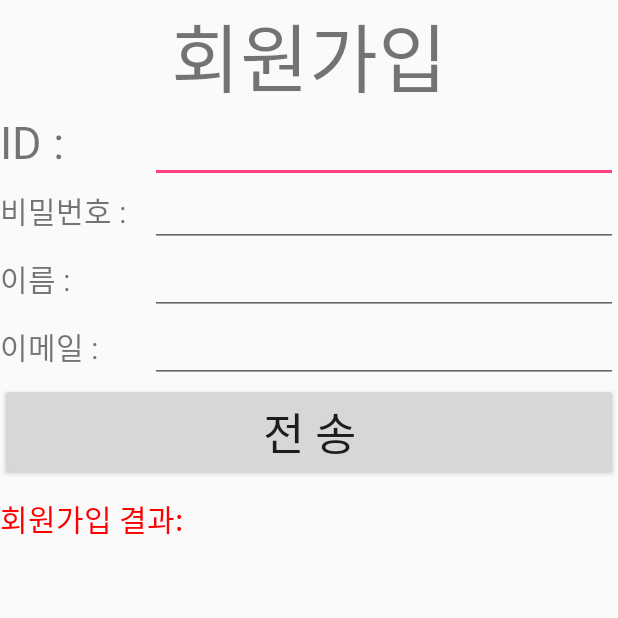
After one commit to pakjkwan/MyApp2, an Android app: the SignupActivity screen opened directly, with no data from a screen before it, on a phone screen of 412 x 824 dp, the top half of it. The commit adds this screen. Run offline under Robolectric (Android 15) with nearby library versions, the phone set to English and light mode, and no system bars.

Commit message:
서비스 구축 중 ...

```diff
--- a/app/src/main/java/com/hanbit/user/myapp2/main/MainActivity.java
+++ b/app/src/main/java/com/hanbit/user/myapp2/main/MainActivity.java
@@ -8,6 +8,7 @@ import android.widget.Button;
 
 import com.hanbit.user.myapp2.R;
 import com.hanbit.user.myapp2.kaup.KaupActivity;
+import com.hanbit.user.myapp2.signup.SignupActivity;
 
 public class MainActivity extends Activity implements View.OnClickListener{
     @Override
@@ -17,6 +18,7 @@ public class MainActivity extends Activity implements View.OnClickListener{
         ((Button) findViewById(R.id.btKaup)).setOnClickListener(this);
         ((Button) findViewById(R.id.btCalc)).setOnClickListener(this);
         ((Button) findViewById(R.id.btLogin)).setOnClickListener(this);
+        ((Button) findViewById(R.id.btSignup)).setOnClickListener(this);
     }
     @Override
     public void onClick(View v) {
@@ -30,6 +32,9 @@ public class MainActivity extends Activity implements View.OnClickListener{
             case R.id.btLogin:
                 startActivity(new Intent(this, KaupActivity.class));
                 break;
+            case R.id.btSignup:
+                startActivity(new Intent(this, SignupActivity.class));
+                break;
         }
     }
 }
--- /dev/null
+++ b/app/src/main/java/com/hanbit/user/myapp2/member/MemberService.java
@@ -0,0 +1,11 @@
+package com.hanbit.user.myapp2.member;
+
+/**
+ * Created by USER on 2016-06-11.
+ */
+public interface MemberService {
+    public String signup(MemberBean member);
+    public MemberBean login(MemberBean member);
+    public MemberBean update(MemberBean member);
+    public String delete(MemberBean member);
+}
--- /dev/null
+++ b/app/src/main/java/com/hanbit/user/myapp2/signup/SignupActivity.java
@@ -0,0 +1,49 @@
+package com.hanbit.user.myapp2.signup;
+
+import android.app.Activity;
+import android.os.Bundle;
+import android.view.View;
+import android.widget.Button;
+import android.widget.EditText;
+import android.widget.TextView;
+
+import com.hanbit.user.myapp2.R;
+import com.hanbit.user.myapp2.member.MemberBean;
+import com.hanbit.user.myapp2.member.MemberDAO;
+import com.hanbit.user.myapp2.member.MemberServiceImpl;
+import com.hanbit.user.myapp2.member.MemberService;
+
+import java.lang.reflect.Member;
+
+public class SignupActivity extends Activity implements View.OnClickListener{
+    EditText etID,etPW,etName,etEmail;
+    TextView textResult;
+    @Override
+    protected void onCreate(Bundle savedInstanceState) {
+        super.onCreate(savedInstanceState);
+        setContentView(R.layout.activity_signup);
+        etName = (EditText) findViewById(R.id.etName);
+        etID = (EditText) findViewById(R.id.etID);
+        etPW = (EditText) findViewById(R.id.etPW);
+        etEmail = (EditText) findViewById(R.id.etEmail);
+        textResult = (TextView) findViewById(R.id.textResult);
+        ((Button)findViewById(R.id.btSignup)).setOnClickListener(this);
+    }
+
+    @Override
+    public void onClick(View v) {
+        String name = etName.getText().toString();
+        String id = etID.getText().toString();
+        String pw = etPW.getText().toString();
+        String email = etEmail.getText().toString();
+        MemberBean member = new MemberBean();
+        MemberService service = new MemberServiceImpl();
+        MemberDAO dao = new MemberDAO(this.getApplicationContext());
+        member.setId(id);
+        member.setPw(pw);
+        member.setName(name);
+        member.setEmail(email);
+        String msg = dao.signup(member);
+        textResult.setText("회원가입 결과 : "+msg);
+    }
+}
--- a/app/src/main/res/layout/activity_main.xml
+++ b/app/src/main/res/layout/activity_main.xml
@@ -18,4 +18,9 @@
         android:layout_height="wrap_content"
         android:text="로그인"
         android:id="@+id/btLogin"/>
+    <Button
+        android:layout_width="match_parent"
+        android:layout_height="wrap_content"
+        android:text="회원가입"
+        android:id="@+id/btSignup"/>
 </LinearLayout>
--- /dev/null
+++ b/app/src/main/res/layout/activity_signup.xml
@@ -0,0 +1,84 @@
+<?xml version="1.0" encoding="utf-8"?>
+<LinearLayout android:layout_width="match_parent"
+    android:layout_height="match_parent"
+    android:orientation="vertical"
+    xmlns:android="http://schemas.android.com/apk/res/android">
+    <TextView
+        android:layout_width="match_parent"
+        android:layout_height="wrap_content"
+        android:text="회원가입"
+        android:gravity="center_horizontal"
+        android:textSize="50dp"/>
+    <LinearLayout
+        android:layout_width="match_parent"
+        android:layout_height="wrap_content"
+        android:orientation="horizontal">
+        <TextView
+            android:layout_width="100dp"
+            android:layout_height="wrap_content"
+            android:textSize="30dp"
+            android:text="ID : "/>
+        <EditText
+            android:layout_width="match_parent"
+            android:layout_height="wrap_content"
+            android:id="@+id/etID"/>
+    </LinearLayout>
+    <LinearLayout
+        android:layout_width="match_parent"
+        android:layout_height="wrap_content"
+        android:orientation="horizontal">
+        <TextView
+            android:layout_width="100dp"
+            android:layout_height="wrap_content"
+            android:textSize="20dp"
+            android:text="비밀번호 : "/>
+        <EditText
+            android:layout_width="match_parent"
+            android:layout_height="wrap_content"
+            android:id="@+id/etPW"/>
+        </LinearLayout>
+    <LinearLayout
+        android:layout_width="match_parent"
+        android:layout_height="wrap_content"
+        android:orientation="horizontal">
+        <TextView
+            android:layout_width="100dp"
+            android:layout_height="wrap_content"
+            android:textSize="20dp"
+            android:text="이름 : "/>
+        <EditText
+            android:layout_width="match_parent"
+            android:layout_height="wrap_content"
+            android:id="@+id/etName"/>
+    </LinearLayout>
+
+    <LinearLayout
+        android:layout_width="match_parent"
+        android:layout_height="wrap_content"
+        android:orientation="horizontal">
+        <TextView
+            android:layout_width="100dp"
+            android:layout_height="wrap_content"
+            android:textSize="20dp"
+            android:text="이메일 : "/>
+        <EditText
+            android:layout_width="match_parent"
+            android:layout_height="wrap_content"
+            android:id="@+id/etEmail"/>
+    </LinearLayout>
+    <Button
+        android:layout_width="match_parent"
+        android:layout_height="wrap_content"
+        android:text="전 송"
+        android:textSize="30dp"
+        android:id="@+id/btSignup"/>
+    <TextView
+        android:layout_width="wrap_content"
+        android:layout_height="wrap_content"
+        android:text="회원가입 결과: "
+        android:textSize="20dp"
+        android:layout_marginTop="10dp"
+        android:id="@+id/textResult"
+        android:textColor="#FFFF0000"
+        />
+</LinearLayout>
--- a/app/src/main/res/values/strings.xml
+++ b/app/src/main/res/values/strings.xml
@@ -17,4 +17,5 @@
     <string name="permission_rationale">"Contacts permissions are needed for providing email
         completions."
     </string>
+    <string name="title_activity_signup">SignupActivity</string>
 </resources>
```
Also changed, not shown: app/src/main/AndroidManifest.xml (+8 -6 lines), app/src/main/java/com/hanbit/user/myapp2/member/MemberBean.java (added, +52 -0 lines), app/src/main/java/com/hanbit/user/myapp2/member/MemberDAO.java (added, +57 -0 lines), app/src/main/java/com/hanbit/user/myapp2/member/MemberServiceImpl.java (added, +29 -0 lines).
